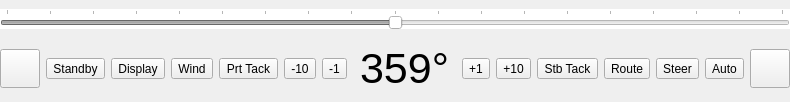
Old version of the form ui/bottombar/AutopilotBar.ui in the repository OpenFairWind/FairWindSK.
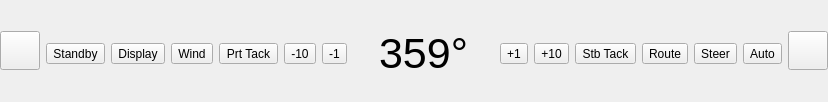
New version of the form. Icons and pictures are not drawn.

Commit message: Rearranged Rudder ribbon

The edit to the form file:
```diff
--- a/ui/bottombar/AutopilotBar.ui
+++ b/ui/bottombar/AutopilotBar.ui
@@ -6,7 +6,7 @@
    <rect>
     <x>0</x>
     <y>0</y>
-    <width>790</width>
+    <width>828</width>
     <height>102</height>
    </rect>
   </property>
@@ -23,38 +23,11 @@
    <property name="bottomMargin">
     <number>0</number>
    </property>
-   <item>
-    <layout class="QHBoxLayout" name="horizontalLayout_Rudder">
-     <item>
-      <widget class="QSlider" name="horizontalSlider_Rudder">
-       <property name="enabled">
-        <bool>false</bool>
-       </property>
-       <property name="styleSheet">
-        <string notr="true">background-color: rgb(255, 255, 255);</string>
-       </property>
-       <property name="minimum">
-        <number>-45</number>
-       </property>
-       <property name="maximum">
-        <number>45</number>
-       </property>
-       <property name="orientation">
-        <enum>Qt::Orientation::Horizontal</enum>
-       </property>
-       <property name="tickPosition">
-        <enum>QSlider::TickPosition::TicksAbove</enum>
-       </property>
-       <property name="tickInterval">
-        <number>5</number>
-       </property>
-      </widget>
-     </item>
-    </layout>
-   </item>
    <item>
     <layout class="QHBoxLayout" name="horizontalLayout_Autopilot">
      <item>
+      <layout class="QVBoxLayout" name="verticalLayout_SX">
+       <item>
       <widget class="QToolButton" name="toolButton_Autopilot">
        <property name="icon">
         <iconset>
@@ -71,6 +44,20 @@
        </property>
       </widget>
      </item>
+      </layout>
+     </item>
+     <item>
+      <layout class="QVBoxLayout" name="verticalLayout_CN">
+       <item>
+        <widget class="QWidget" name="widget_Rudder" native="true">
+         <property name="styleSheet">
+          <string notr="true">background-color: rgb(255, 255, 255);
+color: rgb(0,0,0);</string>
+         </property>
+        </widget>
+       </item>
+       <item>
+        <layout class="QHBoxLayout" name="horizontalLayout_Display">
      <item>
       <widget class="QToolButton" name="toolButton_StandBy">
        <property name="text">
@@ -170,6 +157,15 @@
        </property>
       </widget>
      </item>
+        </layout>
+       </item>
+      </layout>
+     </item>
+     <item>
+      <layout class="QVBoxLayout" name="verticalLayout_DX">
+       <property name="spacing">
+        <number>-1</number>
+       </property>
      <item>
       <widget class="QToolButton" name="toolButton_Hide">
        <property name="icon">
@@ -186,6 +182,8 @@
         <enum>Qt::ToolButtonStyle::ToolButtonTextUnderIcon</enum>
        </property>
       </widget>
+       </item>
+      </layout>
      </item>
     </layout>
    </item>
```
Lines whose indentation alone changed are shown as unchanged. The commit also changes 1 other file.
